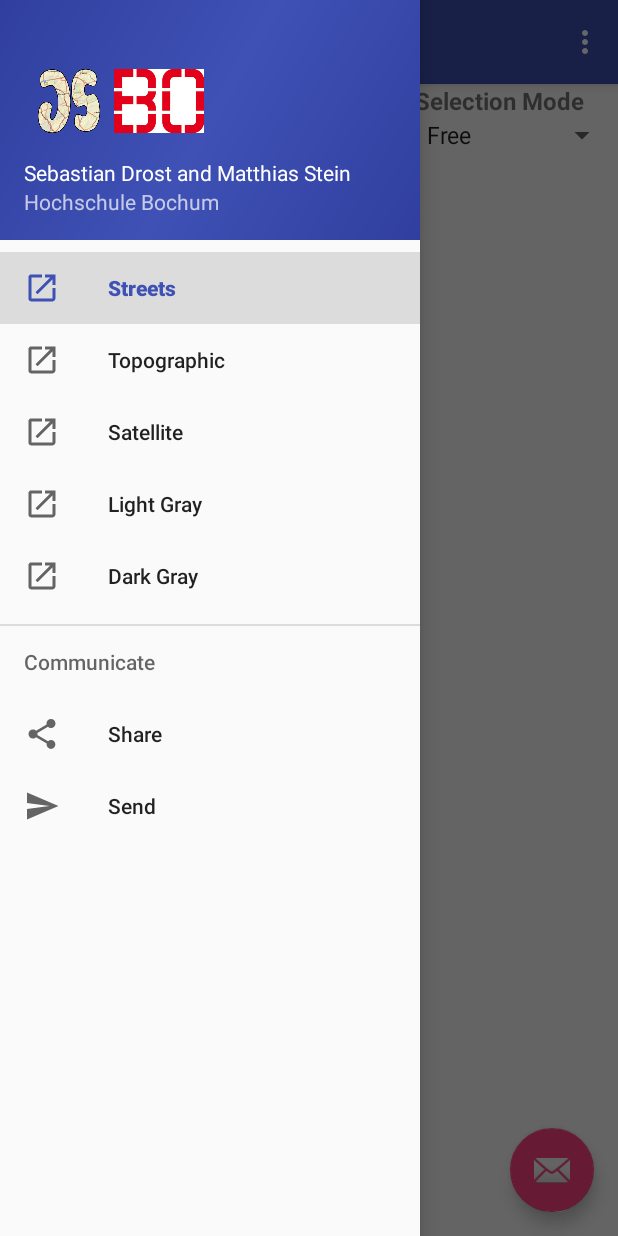
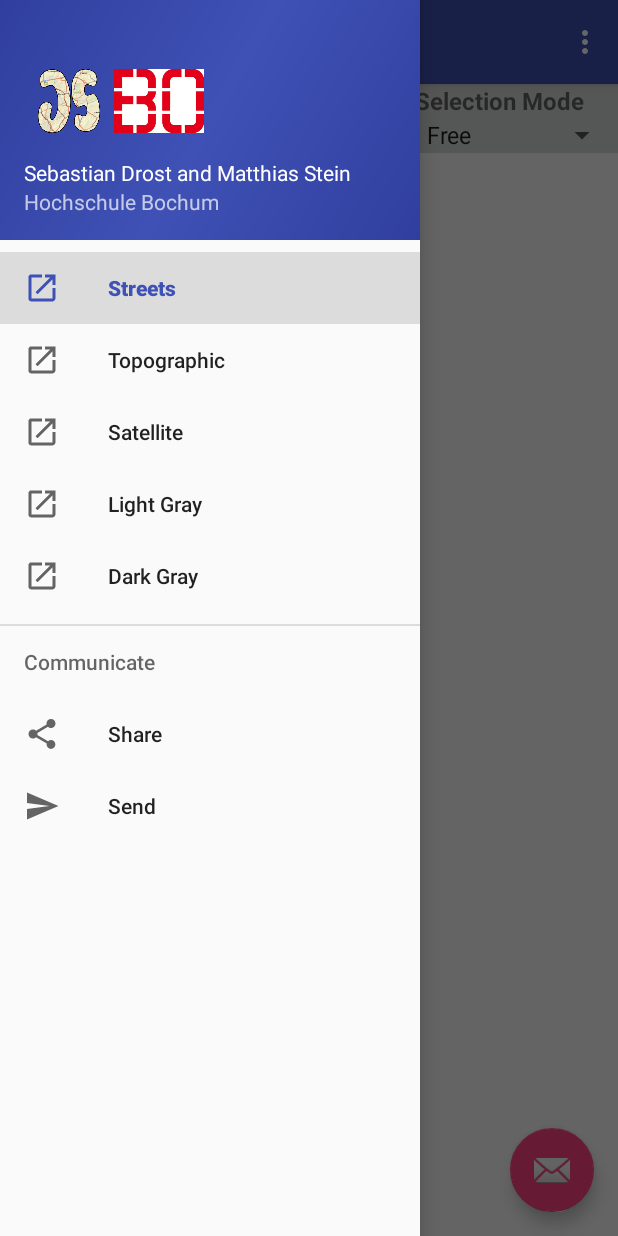
Before and after one commit to matthiasstein/JSWebViewApp, an Android app: the screen it shows after launch (MainActivity), with the side drawer open, on a phone screen of 412 x 824 dp. Run offline under Robolectric (Android 15) with nearby library versions, the phone set to English and light mode, and no system bars.

Commit message:
+ add background for spinner

```diff
--- a/app/src/main/res/layout/content_main.xml
+++ b/app/src/main/res/layout/content_main.xml
@@ -35,7 +35,7 @@
     android:layout_width="wrap_content"
     android:layout_height="wrap_content"
     android:orientation="vertical"
-    >
+    android:background="@color/button_material_light">
     <TextView
         android:layout_width="wrap_content"
         android:layout_height="wrap_content"
@@ -46,8 +46,7 @@
     android:id="@+id/spinner_selection"
     android:layout_width="wrap_content"
     android:layout_height="wrap_content"
-    android:layout_gravity="right"
-    /></LinearLayout>
+    android:layout_gravity="right" /></LinearLayout>
 
 
     </LinearLayout>
--- a/app/src/main/res/values/colors.xml
+++ b/app/src/main/res/values/colors.xml
@@ -2,5 +2,5 @@
 <resources>
     <color name="colorPrimary">#3F51B5</color>
     <color name="colorPrimaryDark">#303F9F</color>
-    <color name="colorAccent">#FF4081</color>
+    <color name="colorAccent">#ff4081</color>
 </resources>
```
